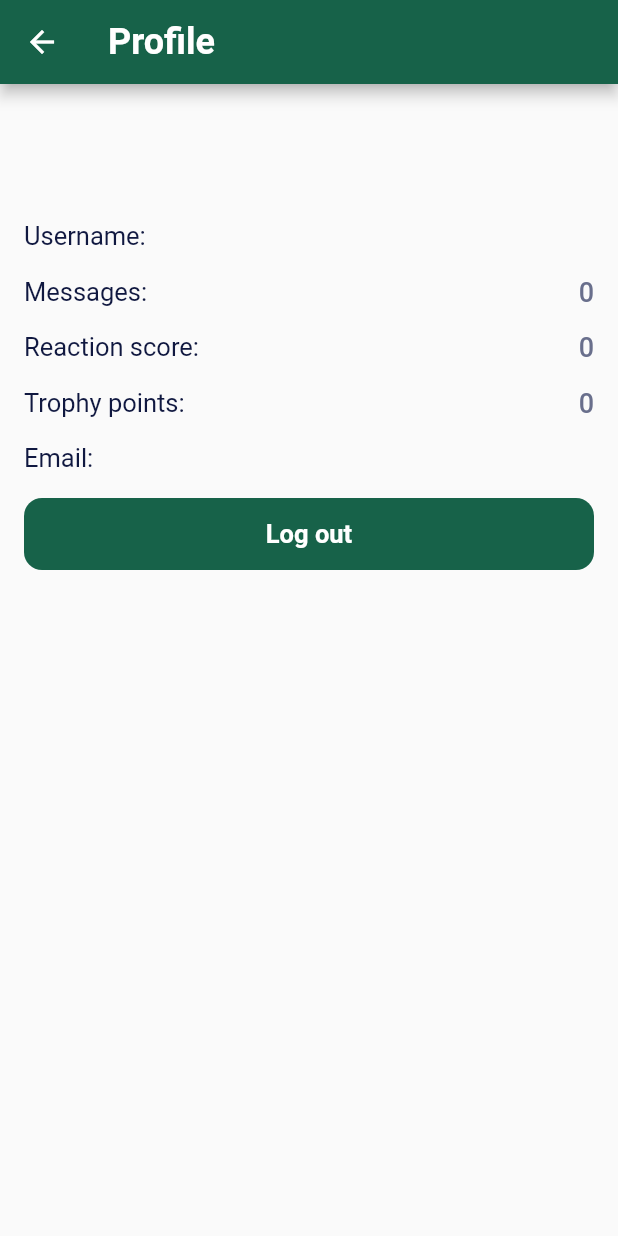
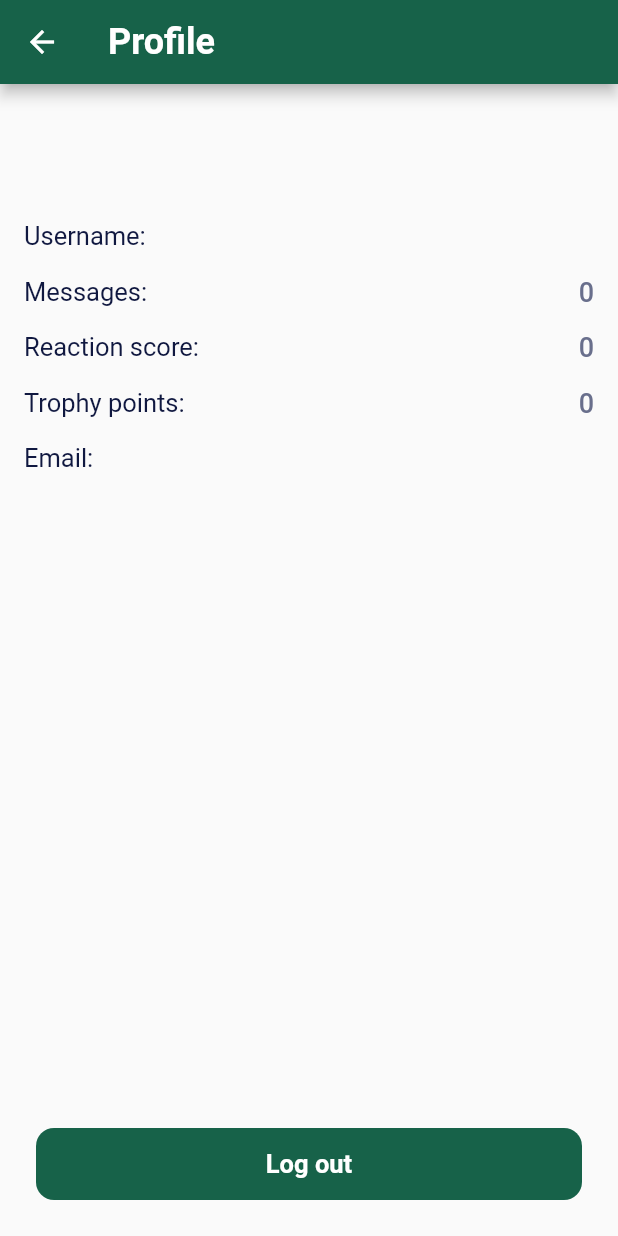
Before and after one commit to Kairete/KaireteApp, a Flutter app: the UserProfileScreen screen opened directly, after a tap on "Log out", on a phone screen of 412 x 824 dp. Run offline on Flutter 3.47's test engine with Material 2 defaults, Android fonts, the phone set to English and light mode, and no system bars; our stand-ins replace awesome_notifications, cached_network_image, contained_tab_bar_view, dio, firebase_core, firebase_messaging and 12 more; missing offline and left inert: cupertino_listview, moment_dart; accounts and stored records are empty; network calls fail; Roboto replaces fonts that are missing (BeVietnamPro); project files that could hold a hidden picture were left out.

Commit message:
fix bug kairete

```diff
--- a/lib/data/app_api_service.dart
+++ b/lib/data/app_api_service.dart
@@ -5,6 +5,7 @@ import 'package:flutter/material.dart';
 import 'package:flutter_easyloading/flutter_easyloading.dart';
 import 'package:intl/intl.dart';
 import 'package:kairete/components/kairete_popup.dart';
+import 'package:kairete/helper/user.dart';
 import '../constants/color_constant.dart';
 import '../constants/key_constant.dart';
 import '../local/data_local.dart';
@@ -15,9 +16,8 @@ class AppApiService {
 
   RestClient? client;
   final Dio dio = Dio();
-  bool isShowPopup = false;
 
-  AppApiService({bool isShowErrorPopup = true});
+  AppApiService();
 
   CancelToken cancelToken = CancelToken();
 
@@ -55,7 +55,7 @@ class AppApiService {
               '''[api-${DateFormat('mm:ss').format(DateTime.now())}]-> Error    \turl:[${error.requestOptions.baseUrl}${error.requestOptions.path}] type:${error.type} message: ${error.message}''');
           print('''[api-error]-> response  \t${error.response}''');
           EasyLoading.dismiss();
-          return hanlderError(error, handler);
+          return hanlderError(error, handler, isShowErrorPopup);
         },
       ),
     );
@@ -67,7 +67,7 @@ class AppApiService {
     dio.options.headers['accept'] = 'application/json';
     dio.options.headers['XF-Api-Key'] = 'Bj-iF2DqxqJcBEolg9H6Qjp94ekWVM1Y';
     dio.options.headers['XF-Api-User'] =
-        userId ?? LocalManager.instance.read(key: PreferencesKey.token) ?? '1';
+        userId ?? UserManager.instance.user?.user?.userId ?? '1';
     dio.options.connectTimeout = 50000;
     dio.options.receiveTimeout = 50000;
     dio.options.baseUrl = apiDomain;
@@ -77,16 +77,18 @@ class AppApiService {
     }
   }
 
-  hanlderError(DioError error, ErrorInterceptorHandler handler) {
+  hanlderError(
+      DioError error, ErrorInterceptorHandler handler, bool isShowErrorPopup) {
     if (error.response!.statusCode == 401) {
       cancelToken.cancel('cancelled');
       return;
     }
-    // showKairetePopup(
-    //   onTapDone: () {},
-    //   title: 'Notice',
-    //   content: error.response?.data["errors"][0]['message'],
-    // );
-    handler.next(error);
+    if (isShowErrorPopup) {
+      showKairetePopup(
+        onTapDone: () {},
+        title: 'Notice',
+        content: error.response?.data["errors"][0]['message'],
+      );
+    }
   }
 }
--- a/lib/features/profile/screens/user_profile_screen.dart
+++ b/lib/features/profile/screens/user_profile_screen.dart
@@ -3,6 +3,7 @@ import 'package:kairete/components/cache_image.dart';
 import 'package:kairete/components/kairete_button.dart';
 import 'package:kairete/constants/color.dart';
 import 'package:kairete/constants/font_constant.dart';
+import 'package:kairete/constants/size.dart';
 import 'package:kairete/features/profile/controllers/use_profile_controller.dart';
 import 'package:get/get.dart';
 
@@ -22,6 +23,16 @@ class UserProfileScreen extends StatelessWidget {
           ),
         ),
         backgroundColor: kPrimaryColor,
+      ),
+      bottomSheet: Padding(
+        padding: EdgeInsets.fromLTRB(24, 0, 24, kBottomSafea),
+        child: KairetePrimaryButton(
+          onTap: () {
+            print('aa');
+            controller.onLogout();
+          },
+          title: 'Log out',
+        ),
       ),
       body: SafeArea(
         child: SingleChildScrollView(
@@ -82,14 +93,7 @@ class UserProfileScreen extends StatelessWidget {
                     const SizedBox(
                       height: 16,
                     ),
-                    Expanded(child: Container()),
-                    KairetePrimaryButton(
-                      onTap: () {
-                        print('aa');
-                        controller.onLogout();
-                      },
-                      title: 'Log out',
-                    )
+                    // Expanded(child: Container()),
                   ],
                 )),
           ),
--- a/lib/features/profile/usecase/user_profile_usecase.dart
+++ b/lib/features/profile/usecase/user_profile_usecase.dart
@@ -27,6 +27,9 @@ class IUserProfileUsecase extends BaseClient implements UserProfileUsecase {
 
 class IFCMUsecase extends BaseClient implements FCMUsecase {
   @override
+  bool get isShowPopupError => false;
+
+  @override
   Future pushFCM({body}) async {
     final id = LocalManager.instance.read(key: PreferencesKey.token) ?? '1';
     final json = await appApiService.client?.requestApi(
--- a/lib/helper/time.dart
+++ b/lib/helper/time.dart
@@ -1,5 +1,6 @@
 import 'package:jiffy/jiffy.dart';
 import 'package:timeago/timeago.dart' as timeago;
+import 'package:moment_dart/moment_dart.dart';
 
 class TimeManager {
   static TimeManager? _instance;
@@ -24,4 +25,9 @@ class TimeManager {
     var dateString = Jiffy(date).format(format ?? "MMM do, yyyy - hh:mm");
     return dateString;
   }
+
+  String getCalendar({required int timestamp}) {
+    var date = Moment.fromMillisecondsSinceEpoch(timestamp * 1000);
+    return date.calendar();
+  }
 }
--- a/pubspec.yaml
+++ b/pubspec.yaml
@@ -53,6 +53,10 @@ dependencies:
   firebase_messaging: ^14.2.1
   awesome_notifications: ^0.6.21
   flutter_local_notifications: ^13.0.0
+  supercharged: ^2.1.1
+  cupertino_listview: ^2.0.0
+  moment_dart: ^0.16.0
+
 dev_dependencies:
   flutter_test:
     sdk: flutter
```
Also changed, not shown: lib/features/forum/controllers/forum_controller.dart (+23 -2 lines), lib/features/forum/models/forum_model.dart (+14 -1 lines), lib/features/forum/screens/forum_detail_screen.dart (+11 -7 lines), lib/features/forum/screens/forum_screen.dart (+66 -26 lines), lib/helper/notification_service.dart (+10 -0 lines), 1 other file.
